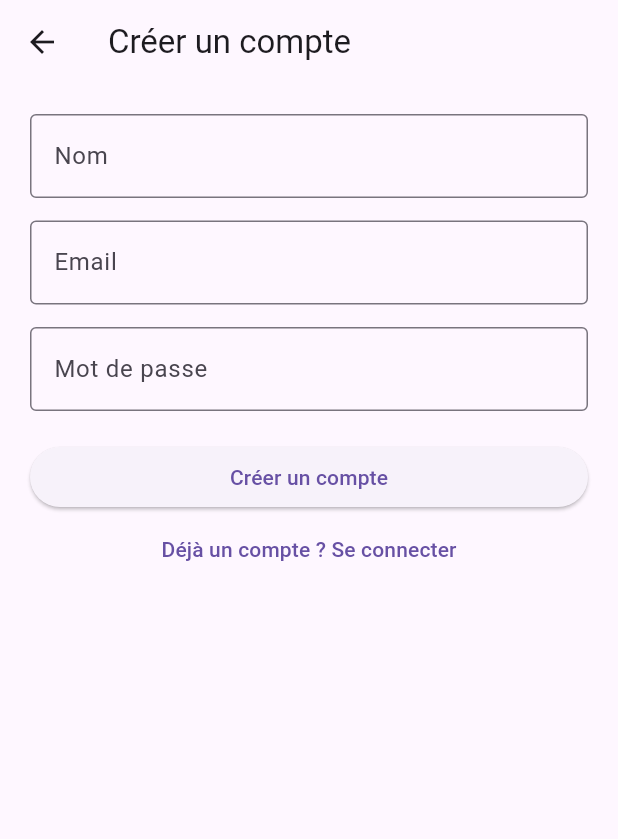
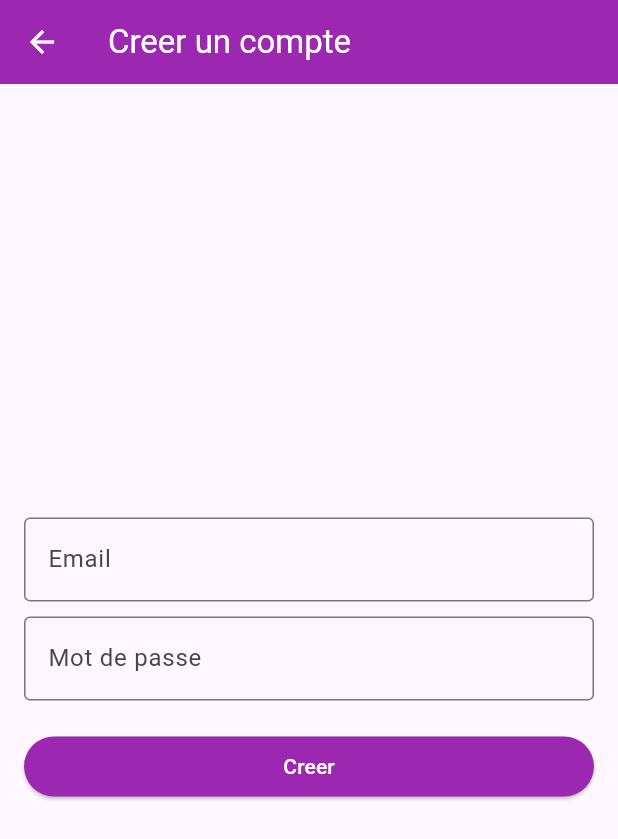
Before and after one commit to rajakhardeni30-cpu/depenses-partagees, a Flutter app: the RegisterPage screen opened directly, on a phone screen of 412 x 824 dp. Shown: the top 839 px of the screen. Run offline on Flutter 3.47's test engine with Material 3 defaults, Android fonts, the phone set to English and light mode, and no system bars; our stand-ins replace cloud_firestore, firebase_auth, firebase_core; accounts and stored records are empty.

Commit message:
register page

```diff
--- a/lib/register_page.dart
+++ b/lib/register_page.dart
@@ -1,33 +1,33 @@
 import 'package:flutter/material.dart';
 import 'package:firebase_auth/firebase_auth.dart';
+import 'groupes_page.dart';
 
 class RegisterPage extends StatefulWidget {
   const RegisterPage({super.key});
-
   @override
   State<RegisterPage> createState() => _RegisterPageState();
 }
 
 class _RegisterPageState extends State<RegisterPage> {
-  final nomController = TextEditingController();
   final emailController = TextEditingController();
   final passwordController = TextEditingController();
+  String error = '';
 
-  Future<void> creerCompte() async {
+  Future<void> register() async {
     try {
       await FirebaseAuth.instance.createUserWithEmailAndPassword(
         email: emailController.text.trim(),
         password: passwordController.text.trim(),
       );
       if (!mounted) return;
-      ScaffoldMessenger.of(context).showSnackBar(
-        const SnackBar(content: Text('Compte créé !')),
+      Navigator.pushReplacement(
+        context,
+        MaterialPageRoute(builder: (context) => GroupesPage()),
       );
-      Navigator.pop(context);
-    } catch (e) {
-      ScaffoldMessenger.of(context).showSnackBar(
-        SnackBar(content: Text('Erreur : $e')),
-      );
+    } on FirebaseAuthException catch (e) {
+      setState(() {
+        error = e.message ?? 'Erreur';
+      });
     }
   }
 
@@ -35,20 +35,15 @@ class _RegisterPageState extends State<RegisterPage> {
   Widget build(BuildContext context) {
     return Scaffold(
       appBar: AppBar(
-        title: const Text('Créer un compte'),
+        title: const Text('Creer un compte'),
+        backgroundColor: Colors.purple,
+        foregroundColor: Colors.white,
       ),
       body: Padding(
-        padding: const EdgeInsets.all(20),
+        padding: const EdgeInsets.all(16),
         child: Column(
+          mainAxisAlignment: MainAxisAlignment.center,
           children: [
-            TextField(
-              controller: nomController,
-              decoration: const InputDecoration(
-                labelText: 'Nom',
-                border: OutlineInputBorder(),
-              ),
-            ),
-            const SizedBox(height: 15),
             TextField(
               controller: emailController,
               decoration: const InputDecoration(
@@ -56,7 +51,7 @@ class _RegisterPageState extends State<RegisterPage> {
                 border: OutlineInputBorder(),
               ),
             ),
-            const SizedBox(height: 15),
+            const SizedBox(height: 10),
             TextField(
               controller: passwordController,
               obscureText: true,
@@ -65,19 +60,20 @@ class _RegisterPageState extends State<RegisterPage> {
                 border: OutlineInputBorder(),
               ),
             ),
-            const SizedBox(height: 20),
+            const SizedBox(height: 10),
+            if (error.isNotEmpty)
+              Text(error, style: const TextStyle(color: Colors.red)),
+            const SizedBox(height: 10),
             SizedBox(
               width: double.infinity,
               child: ElevatedButton(
-                onPressed: creerCompte,
-                child: const Text('Créer un compte'),
+                onPressed: register,
+                style: ElevatedButton.styleFrom(
+                  backgroundColor: Colors.purple,
+                  foregroundColor: Colors.white,
+                ),
+                child: const Text('Creer'),
               ),
-            ),
-            TextButton(
-              onPressed: () {
-                Navigator.pop(context);
-              },
-              child: const Text('Déjà un compte ? Se connecter'),
             ),
           ],
         ),
```
